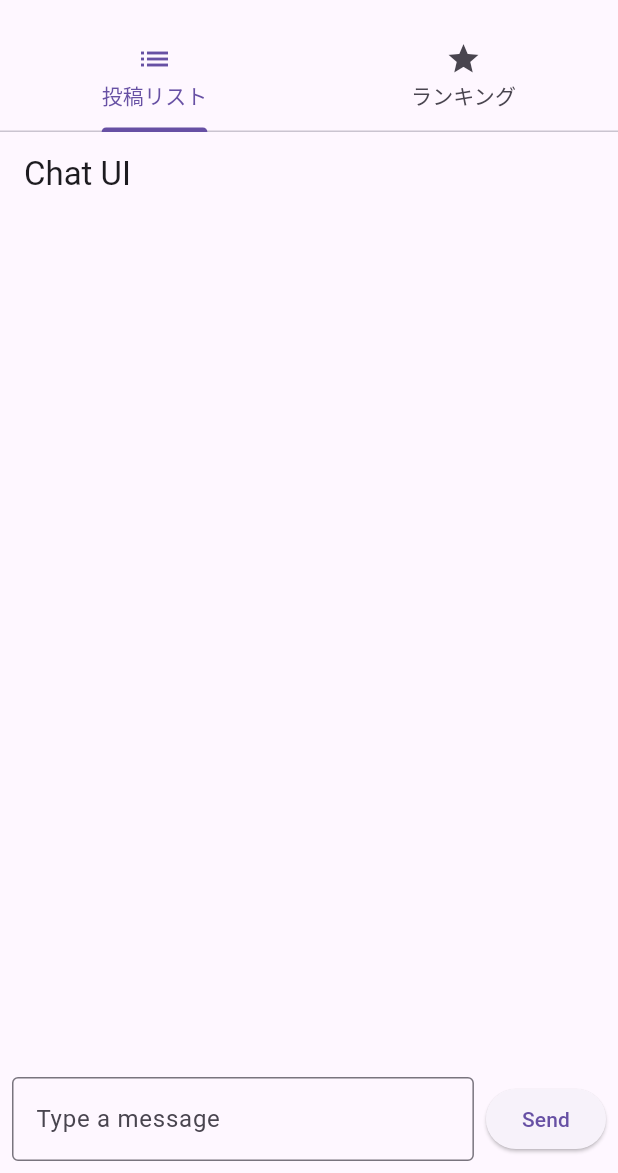
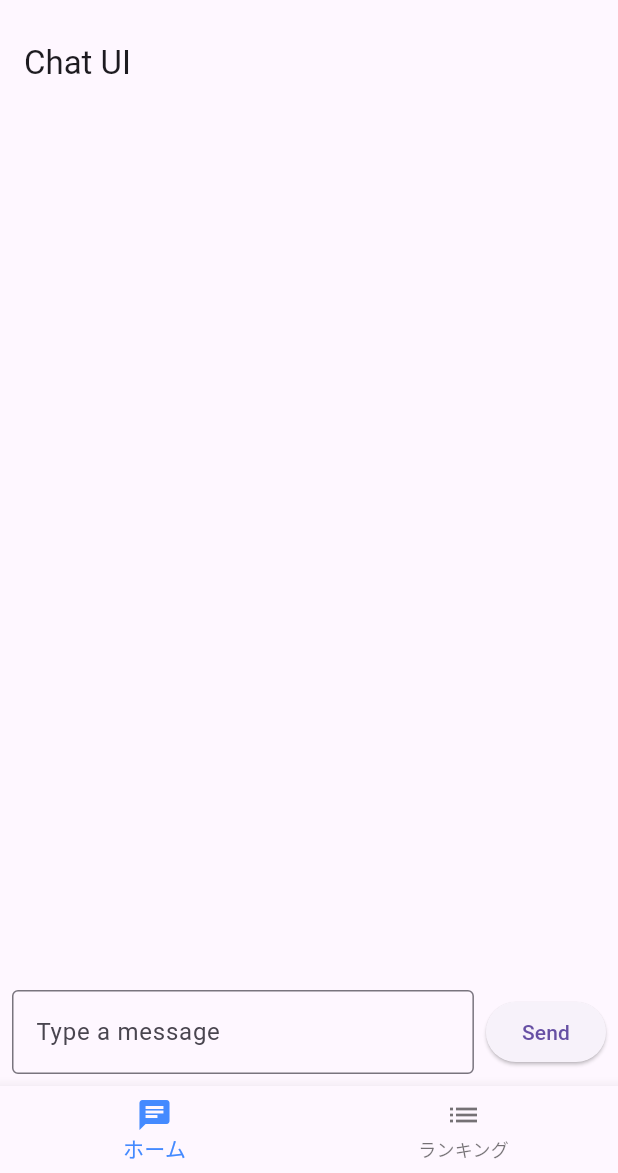
Before and after one commit to miztnishi/oyajiGyagu, a Flutter app: the screen it shows after launch, on a phone screen of 412 x 824 dp, the part 63-1236 px from its top. Run offline on Flutter 3.47's test engine with Material 3 defaults, Android fonts, the phone set to English and light mode, and no system bars.

Commit message:
下にタブを追加

```diff
--- a/lib/main.dart
+++ b/lib/main.dart
@@ -1,6 +1,7 @@
 import 'package:flutter/material.dart';
 import 'screens/chat_screen.dart';
 import 'screens/ranking_screen.dart';
+import 'package:flutter/material.dart';
 
 void main() {
   runApp(const MyApp());
@@ -18,21 +19,38 @@ class MyApp extends StatelessWidget {
   }
 }
 
-class HomePage extends StatelessWidget {
+class HomePage extends StatefulWidget {
+  @override
+  _HomePageState createState() => _HomePageState();
+}
+
+class _HomePageState extends State<HomePage> {
+  int _currentIndex = 0;
+  final _pageWidget = [ChatScreen(), RankingScreen()];
+
   @override
   Widget build(BuildContext context) {
     return DefaultTabController(
       length: 2,
       child: Scaffold(
-        appBar: AppBar(
-          title: Text("みんなで親父ギャグ"),
-          bottom: TabBar(tabs: [
-            Tab(icon: Icon(Icons.list), text: "投稿リスト"),
-            Tab(icon: Icon(Icons.star), text: "ランキング"),
-          ]),
-        ),
-        body: TabBarView(children: [ChatScreen(), RankingScreen()]),
-      ),
+          appBar: AppBar(
+            title: Text("みんなで親父ギャグ"),
+          ),
+          body: _pageWidget.elementAt(_currentIndex),
+          bottomNavigationBar: BottomNavigationBar(
+            items: <BottomNavigationBarItem>[
+              BottomNavigationBarItem(icon: Icon(Icons.chat), label: "ホーム"),
+              BottomNavigationBarItem(icon: Icon(Icons.list), label: "ランキング"),
+            ],
+            currentIndex: _currentIndex,
+            fixedColor: Colors.blueAccent,
+            type: BottomNavigationBarType.fixed,
+            onTap: (int index) {
+              setState(() {
+                _currentIndex = index; // タップされたインデックスに更新
+              });
+            },
+          )),
     );
   }
 }
```
